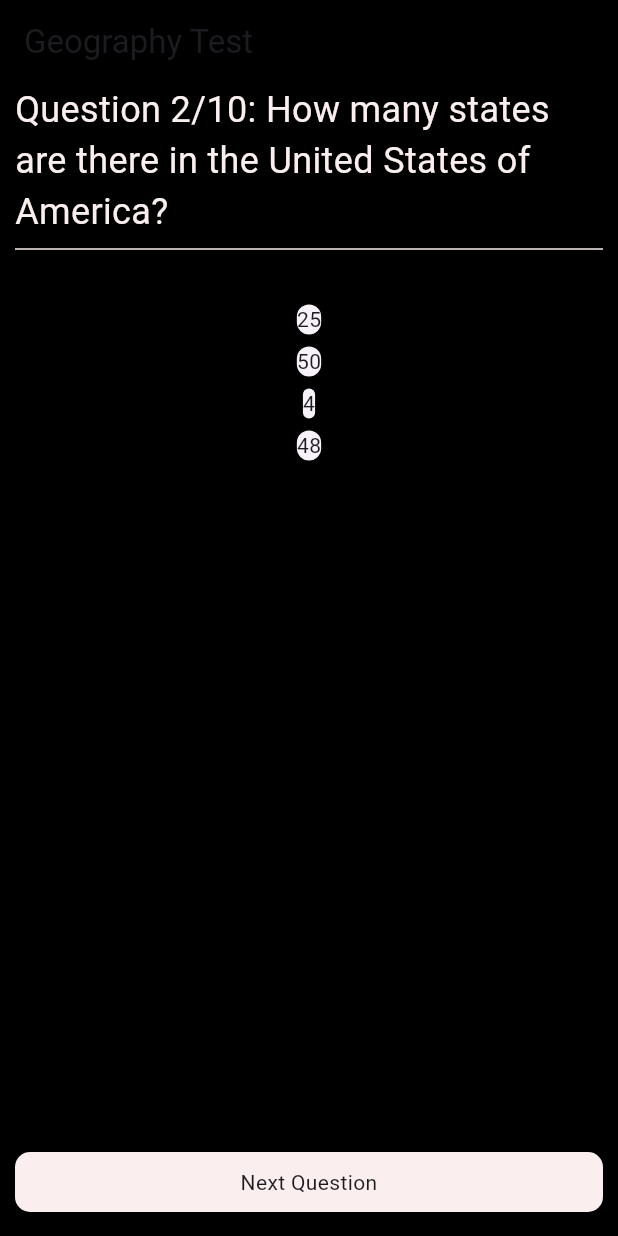
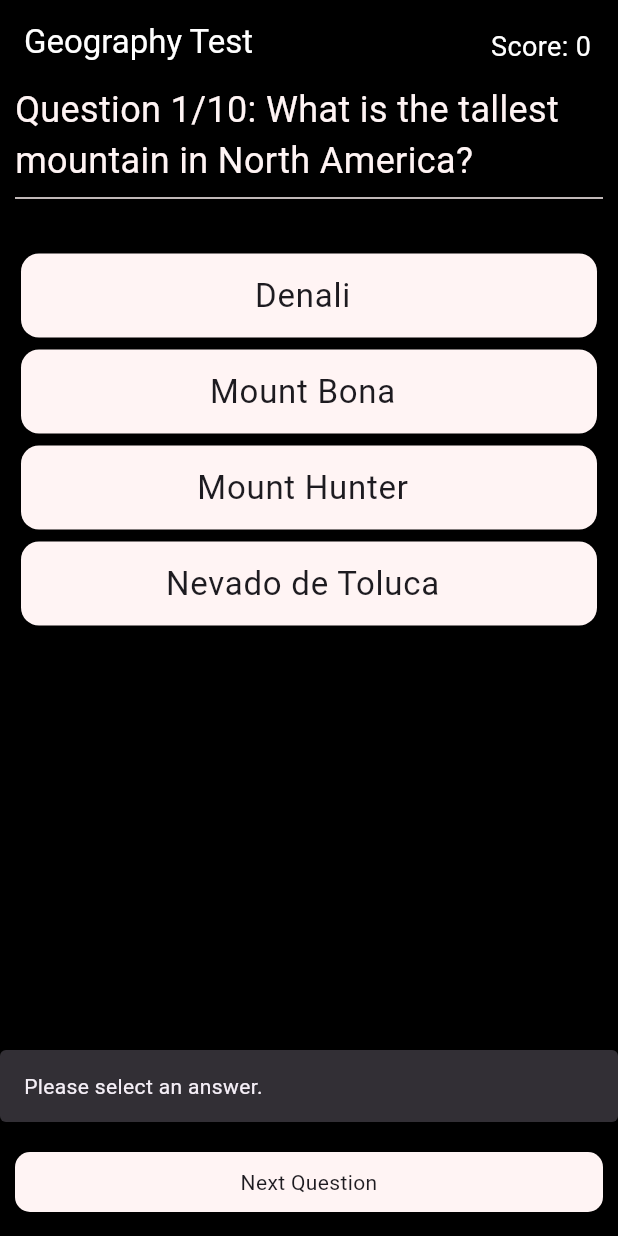
Before and after one commit to CannonQuinn/QuinnProject, a Flutter app: the screen it shows after launch, after a tap on "Next Question", on a phone screen of 412 x 824 dp. Run offline on Flutter 3.47's test engine with Material 3 defaults, Android fonts, the phone set to English and light mode, and no system bars; network calls fail.

Commit message:
Add files via upload

```diff
--- a/lib/constants.dart
+++ b/lib/constants.dart
@@ -2,7 +2,7 @@
 import 'package:flutter/material.dart';
 
 
-const Color correct = Color.fromARGB(255, 0, 83, 3);
+const Color correct = Color.fromARGB(255, 0, 178, 6);
 const Color incorrect = Color.fromARGB(255, 226, 16, 0);
-const Color neutral = Color.fromARGB(255, 250, 238, 238);
+const Color neutral = Color.fromARGB(255, 255, 244, 244);
 const Color background = Color.fromARGB(255, 0, 0, 0);
--- a/lib/main.dart
+++ b/lib/main.dart
@@ -1,7 +1,17 @@
 import 'package:flutter/material.dart';
 import '/screens/home.dart'; //our home screen
+import './models/database.dart';
+import './models/questionmodel.dart';
 
 void main(){
+
+  var data = connect();
+  data.addQuestion(
+    Question(id: '22', title: 'Has this been added to the database?', answer: {'Yes':true, 'No': false })
+  );
+
+  //data.fetchQuestions();
+
   runApp(const MyApp());
 }
 
--- /dev/null
+++ b/lib/models/database.dart
@@ -0,0 +1,31 @@
+import 'package:http/http.dart' as http;
+import './questionmodel.dart';
+import 'dart:convert';
+
+class connect {
+
+  //this designates database
+  final url = Uri.parse('https://geotest-eeec7-default-rtdb.firebaseio.com/questions.json');
+  //this saves them
+  Future<void> addQuestion(Question question) async {
+
+    http.post(
+      url,
+      body: json.encode({
+        'title': question.title,
+        'answers': question.answer,
+      })
+    );
+  }
+
+  //this gets them
+  Future<void> fetchQuestions() async {
+    http.get(url).then((response) {
+
+      var data = json.decode(response.body);
+      print(data);
+
+    });
+  }
+
+}
--- a/lib/screens/home.dart
+++ b/lib/screens/home.dart
@@ -7,6 +7,8 @@ import '../constants.dart'; //get our colors
 import '../models/questionmodel.dart';
 import '../widgets/question_widget.dart';
 import '../widgets/next_button.dart';
+import '../widgets/option_card.dart';
+import '../widgets/result.dart';
 
 //This creates the Home Screen widget
 
@@ -35,7 +37,7 @@ class _HomeScreenState extends State<HomeScreen> {
     Question(
       id: '3',
       title:'How many states does Mexico have?',
-      answer: {'27': true, '18': false, '50': false, '32': true}
+      answer: {'27': false, '18': false, '50': false, '32': true}
     ),
     Question(
       id: '4',
@@ -83,13 +85,86 @@ class _HomeScreenState extends State<HomeScreen> {
   //this is to help us go through the qs
   int index = 0;
 
+  //store the score
+  int score = 0;
+
+  //helps us hide answers
+  bool isPressed = false;
+
+  //prevent infinite scoring
+  bool isAlreadySelected = false;
+
   void nextQuestion(){
+
     if(index == _questions.length - 1){
+      showDialog(
+        context: context,
+        builder: (ctx) => ResultBox(
+            result: score,
+            questionLength: _questions.length,
+            onPressed: startOver,
+          )
+
+      );
       return;
     }
     else{
+      if(isPressed){
+        setState(() {
+          index++;
+          isPressed = false;
+          isAlreadySelected = false;
+        });
+      }
+
+      else{
+        ScaffoldMessenger.of(context).showSnackBar(
+          const SnackBar(
+            content: Text('Please select an answer.'),
+            behavior: SnackBarBehavior.floating,
+            margin: EdgeInsets.symmetric(vertical: 20.0),
+          )
+        );
+      }
+
+    }
+
+  }
+
+  //enable a redo
+  void startOver(){
+    setState((){
+      index = 0;
+      score = 0;
+      isPressed = false;
+      isAlreadySelected = false;
+
+    });
+    Navigator.pop(context);
+  }
+
+  //implements hiding answers w/ function made in option card
+  void checkUpdate(bool value) {
+
+    //stop infinite scoring
+    if (isAlreadySelected){
+      return;
+    }
+
+    //give point
+    if (value == true){
+      score++;
       setState(() {
-        index++;
+        isPressed = true;
+        isAlreadySelected = true;
+      });
+    }
+
+    //allows to move on from wrong answer
+    else{
+      setState(() {
+        isPressed = true;
+        isAlreadySelected = true;
       });
     }
 
@@ -100,9 +175,18 @@ class _HomeScreenState extends State<HomeScreen> {
     return Scaffold(
       backgroundColor: background,
       appBar: AppBar(
-        title: const Text('Geography Test'),
+        title: const Text('Geography Test', style: TextStyle(color: Colors.white) ),
         backgroundColor: background,
-        shadowColor: Colors.transparent,
+        shadowColor: Color.fromARGB(197, 255, 243, 243),
+        actions: [
+          Padding(
+            padding: const EdgeInsets.all(18.0),
+            child: Text(
+              'Score: $score',
+              style: const TextStyle(fontSize: 18.0, color: Colors.white),
+            ),
+          ),
+        ]
       ),
       body: Container(
         width: double.infinity,
@@ -118,7 +202,18 @@ class _HomeScreenState extends State<HomeScreen> {
 
             const SizedBox(height: 25.0),
             for(int i = 0; i < _questions[index].answer.length; i++)
-              Card(child: Text(_questions[index].answer.keys.toList()[i]),)
+              GestureDetector(
+                onTap: () => checkUpdate(_questions[index].answer.values.toList()[i]),
+                child: OptionCard(
+                  option: _questions[index].answer.keys.toList()[i],
+                  //check status
+                  color: isPressed
+                  ? _questions[index].answer.values.toList()[i] == true
+                    ? correct
+                    : incorrect
+                  :neutral,
+                ),
+              ),
           ],)
       ),
 
--- a/lib/widgets/option_card.dart
+++ b/lib/widgets/option_card.dart
@@ -1,14 +1,22 @@
 import 'package:flutter/material.dart';
+import '../constants.dart';
 
 class OptionCard extends StatelessWidget {
-  const OptionCard({Key? key, required this.option}) : super(key: key);
+  const OptionCard(
+    {Key? key,
+    required this.option,
+    required this.color,
+    }) : super(key: key);
   final String option;
+  final Color color;
   @override
   Widget build(BuildContext context) {
     return Card(
+      color: color,
       child: ListTile(
         title: Text(
           option,
+          textAlign: TextAlign.center,
           style: TextStyle(
             fontSize: 22.0
           ),
--- a/pubspec.yaml
+++ b/pubspec.yaml
@@ -35,6 +35,7 @@ dependencies:
   # The following adds the Cupertino Icons font to your application.
   # Use with the CupertinoIcons class for iOS style icons.
   cupertino_icons: ^1.0.6
+  http: ^1.2.1
 
 dev_dependencies:
   flutter_test:
```
Also changed, not shown: lib/widgets/result.dart (added, +59 -0 lines), pubspec.lock, 77 other files.
